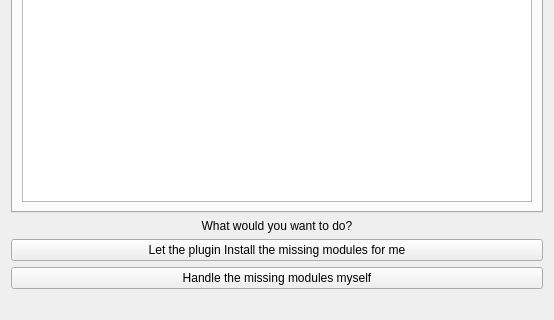
Qt form ui/missing_modules.ui (alecsandrei/eurostat_downloader) before a commit; both pictures show x 0 to 554 and y 162 to 482 of the 554 by 482 pixel window.
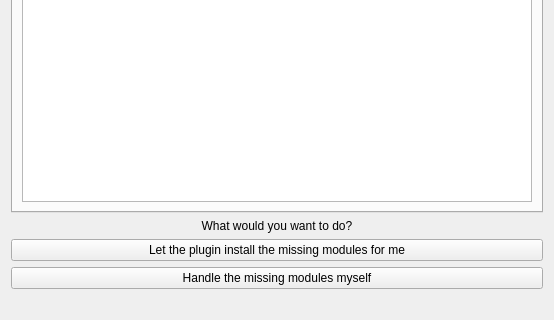
The same form after that commit.

Diff of the .ui file:
```diff
--- a/ui/missing_modules.ui
+++ b/ui/missing_modules.ui
@@ -57,7 +57,7 @@
       <string>&lt;html&gt;&lt;head/&gt;&lt;body&gt;&lt;p&gt;The modules will be installed in the plugin folder. It will not interfere with the QGIS default Python site package. Removing the Eurostat Downloader plugin will also remove the installed modules. This option is only available if the pip module (https://pypi.org/project/pip/) is already installed.&lt;/p&gt;&lt;/body&gt;&lt;/html&gt;</string>
      </property>
      <property name="text">
-      <string>Let the plugin Install the missing modules for me</string>
+      <string>Let the plugin install the missing modules for me</string>
      </property>
     </widget>
    </item>
```
